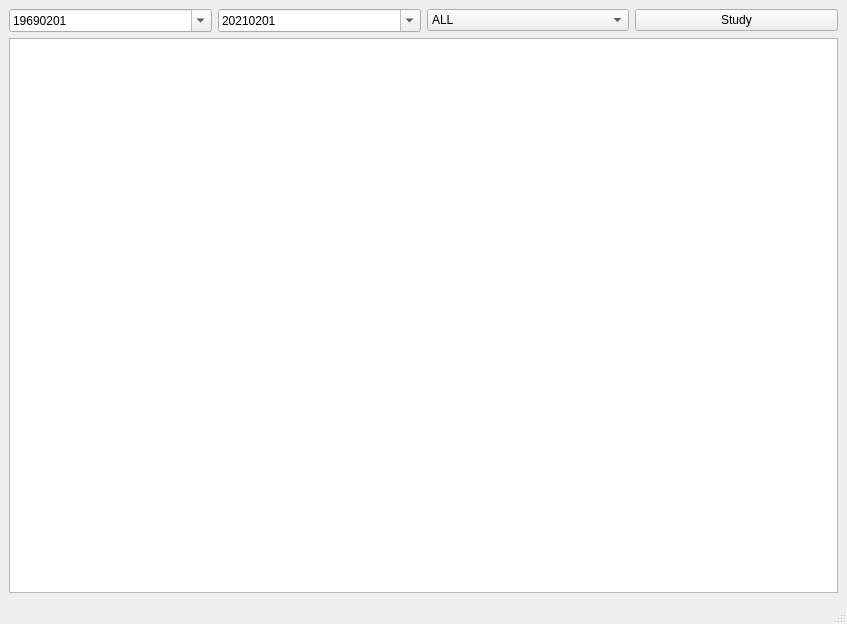
Qt form Tools/MHealthReport/mainapp.ui (zyq1569/HealthApp) before a commit.
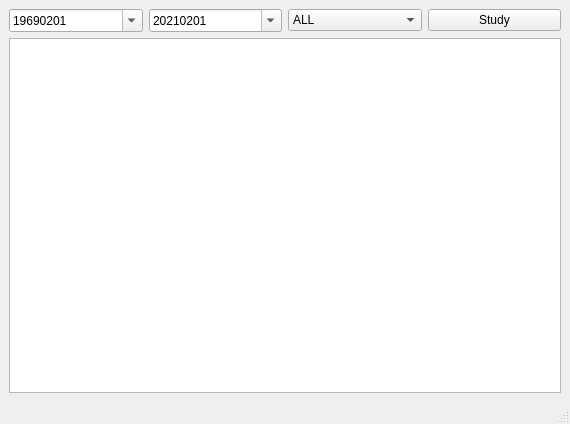
The same form after that commit.

Commit message: QLocalSocket IPC

```diff
--- a/Tools/MHealthReport/mainapp.ui
+++ b/Tools/MHealthReport/mainapp.ui
@@ -6,8 +6,8 @@
    <rect>
     <x>0</x>
     <y>0</y>
-    <width>847</width>
-    <height>624</height>
+    <width>570</width>
+    <height>424</height>
    </rect>
   </property>
   <property name="windowTitle">
```
Left out of the diff: 2 changed lines with no effect on the pictures. The commit also changes 1 other file.
